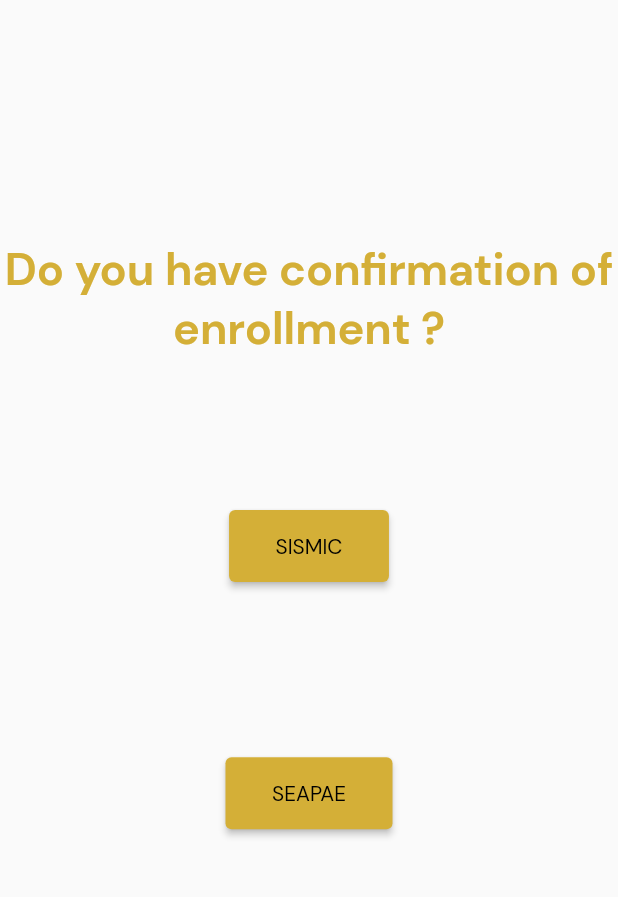
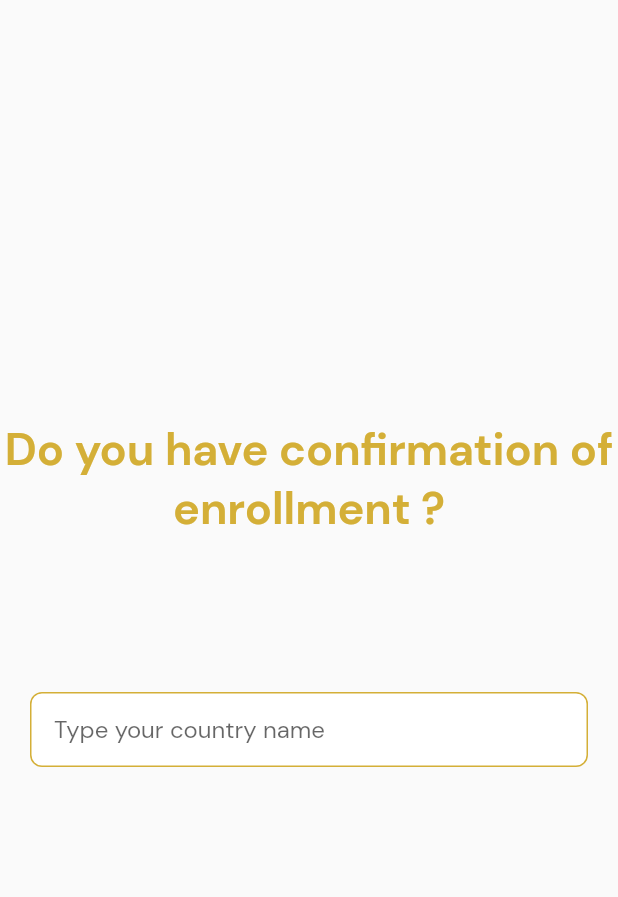
Before and after one commit to Viskee-Consultancy/viskeeconsultancy-flutter, a Flutter app: the RegionSelectionPage screen opened directly, on a phone screen of 412 x 824 dp, the part 72-969 px from its top. Run offline on Flutter 3.47's test engine with Material 2 defaults, Android fonts, the phone set to English and light mode, and no system bars; our stand-ins replace flutter_typeahead; missing offline and left inert: dart:html.

Commit message:
implement country search

```diff
--- /dev/null
+++ b/lib/models/Region.dart
@@ -0,0 +1,237 @@
+class Region {
+  static final List<String> SEAPAE = [
+    "Bangladesh",
+    "Bhutan",
+    "China (excluding Hong Kong)",
+    "India",
+    "Madagascar",
+    "Maldives",
+    "Mauritius",
+    "Nepal",
+    "Pakistan",
+    "Russia",
+    "Seychelles",
+    "Sri Lanka",
+    "Afghanistan",
+    "Armenia",
+    "Azerbaijan",
+    "Bahrain",
+    "Belarus",
+    "Egypt",
+    "Georgia",
+    "Iran",
+    "Iraq",
+    "Israel",
+    "Jordan",
+    "Kazakhstan",
+    "Kuwait",
+    "Kyrgyzstan",
+    "La Reunion",
+    "Latvia",
+    "Lebanon",
+    "Libya",
+    "Macao",
+    "Moldova",
+    "Oman",
+    "Palestine",
+    "Qatar",
+    "Saudi Arabia",
+    "Syria",
+    "Tajikistan",
+    "Turkey",
+    "Turkmenistan",
+    "Ukraine",
+    "United Arab Emirates",
+    "Uzbekistan",
+    "Yemen"
+  ];
+  static final List<String> SISMIC = [
+    "Argentina",
+    "Botswana",
+    "Brazil",
+    "Chile",
+    "Colombia",
+    "Fiji",
+    "Greece",
+    "Hong Kong",
+    "Indonesia",
+    "Italy",
+    "Japan",
+    "Kenya",
+    "Lithuania",
+    "Malaysia",
+    "Mongolia",
+    "Nigeria",
+    "Papua New Guinea",
+    "Philippines",
+    "Samoa",
+    "Singapore",
+    "Solomon Islands",
+    "South Africa",
+    "South Korea",
+    "Spain",
+    "Taiwan",
+    "Thailand",
+    "Tonga",
+    "United Kingdom",
+    "Venezuela",
+    "Vietnam",
+    "Zimbabwe",
+    "Albania",
+    "Algeria",
+    "Andorra",
+    "Angola",
+    "Anguilla",
+    "Antigua and Barbuda",
+    "Aruba",
+    "Austria",
+    "Bahamas",
+    "Barbados",
+    "Belarus",
+    "Belgium",
+    "Belize",
+    "Benin",
+    "Bermuda",
+    "Bolivia",
+    "Bosnia",
+    "British Virgin Islands",
+    "Brunei",
+    "Bulgaria",
+    "Burkina Faso",
+    "Burundi",
+    "Cabo Verde",
+    "Cambodia",
+    "Cameroon",
+    "Canada",
+    "Cape Verde",
+    "Caribbean Netherlands",
+    "Cayman Islands",
+    "Central African Republic",
+    "Chad",
+    "Channel Islands",
+    "Comoros",
+    "Congo",
+    "Costa Rica",
+    "Cuba",
+    "Curaçao",
+    "Cyprus",
+    "Czechia",
+    "Democratic Republic of the Congo",
+    "Denmark",
+    "Djibouti",
+    "Dominica",
+    "Dominican Republic",
+    "Ecuador",
+    "Egypt",
+    "El Salvador",
+    "Equatorial Guinea",
+    "Eritrea",
+    "Estonia",
+    "Eswatini",
+    "Ethiopia",
+    "Faeroe Islands",
+    "Falkland Islands",
+    "Finland",
+    "France",
+    "French Guiana",
+    "French Polynesia",
+    "Gabon",
+    "Gambia",
+    "Germany",
+    "Ghana",
+    "Gibraltar",
+    "Greenland",
+    "Grenada",
+    "Guadeloupe",
+    "Guatemala",
+    "Guinea",
+    "Guinea-Bissau",
+    "Guyana",
+    "Haiti",
+    "Herzegovina",
+    "Honduras",
+    "Hungary",
+    "Ireland",
+    "Isle of Man",
+    "Ivory Coast",
+    "Jamaica",
+    "Kosovo",
+    "Kiribati",
+    "Laos",
+    "Lesotho",
+    "Liberia",
+    "Liechtenstein",
+    "Luxembourg",
+    "Madagascar",
+    "Malawi",
+    "Mali",
+    "Malta",
+    "Marshall Islands",
+    "Martinique",
+    "Mauritania",
+    "Mayotte",
+    "Mexico",
+    "Micronesia",
+    "Monaco",
+    "Montserrat",
+    "Morocco",
+    "Mozambique",
+    "Myanmar",
+    "Namibia",
+    "Nauru",
+    "Netherlands",
+    "Nevis",
+    "New Caledonia",
+    "New Zealand ",
+    "Nicaragua",
+    "Niger",
+    "North Macedonia",
+    "Norway",
+    "Palau",
+    "Panama",
+    "Paraguay",
+    "Peru",
+    "Poland",
+    "Portugal",
+    "Réunion",
+    "Romania",
+    "Rwanda",
+    "Saint Kitts",
+    "Saint Lucia",
+    "Saint Martin",
+    "Saint Pierre Miquelon",
+    "San Marino",
+    "São Tomé and Príncipe",
+    "Senegal",
+    "Serbia",
+    "Sierra Leone",
+    "Sint Maarten",
+    "Slovakia",
+    "Slovenia",
+    "Somalia",
+    "South Sudan",
+    "St. Barth",
+    "St. Vincent Grenadines",
+    "Sudan",
+    "Suriname",
+    "Sweden",
+    "Switzerland",
+    "Tanzania",
+    "The Bahamas",
+    "Timor-Leste (East Timor)",
+    "Tobago",
+    "Togo",
+    "Trinidad",
+    "Tunisia",
+    "Turks and Caicos Islands",
+    "Tuvalu",
+    "Uganda",
+    "United States of America",
+    "Uruguay",
+    "Vanuatu",
+    "Vatican City",
+    "Wallis and Futuna",
+    "Western Sahara",
+    "Zambia"
+  ];
+}
--- a/lib/pages/MainPage.dart
+++ b/lib/pages/MainPage.dart
@@ -6,8 +6,6 @@ import 'package:http/http.dart' as http;
 import 'package:viskeeconsultancy/models/Course.dart';
 import 'package:viskeeconsultancy/models/Group.dart';
 import 'package:viskeeconsultancy/models/GroupEnum.dart';
-import 'package:viskeeconsultancy/models/Brochures.dart';
-import 'package:viskeeconsultancy/models/School.dart';
 import 'package:viskeeconsultancy/models/SearchResult.dart';
 import 'package:viskeeconsultancy/util/SearchUtils.dart';
 
--- a/lib/pages/RegionSelectionPage.dart
+++ b/lib/pages/RegionSelectionPage.dart
@@ -1,7 +1,8 @@
 import 'package:flutter/material.dart';
+import 'package:flutter_typeahead/flutter_typeahead.dart';
+import 'package:viskeeconsultancy/models/Region.dart';
 import 'package:viskeeconsultancy/models/SubFolderEnum.dart';
 import 'package:viskeeconsultancy/pages/ConfigurationDownloadPage.dart';
-import 'package:viskeeconsultancy/pages/MainPage.dart';
 import 'dart:html' as html;
 
 import 'package:viskeeconsultancy/values/CustomColors.dart';
@@ -46,47 +47,19 @@ class RegionSelectionPage extends StatelessWidget {
               alignment: Alignment.center,
               child: Text("Do you have confirmation of enrollment ?",
                   textAlign: TextAlign.center,
-                  style: TextStyle(
-                      fontWeight: FontWeight.bold,
-                      fontSize: 30.0,
-                      color: CustomColors.GOLD))),
+                  style: TextStyle(fontWeight: FontWeight.bold, fontSize: 30.0, color: CustomColors.GOLD))),
         ),
-        Expanded(
-            flex: 1,
-            child: Align(
-              alignment: Alignment.center,
-              child: ElevatedButton(
-                  style: ButtonStyle(
-                    backgroundColor:
-                        MaterialStateProperty.all<Color>(CustomColors.GOLD),
-                  ),
-                  child: Padding(
-                      padding: EdgeInsets.all(15),
-                      child: Text("SISMIC",
-                          style: TextStyle(color: Colors.black))),
-                  onPressed: () {
-                    Navigator.of(context).push(
-                        MaterialPageRoute(builder: (context) => ConfigurationDownloadPage(SubFolderEnum.SISMIC)));
-                  }),
-            )),
-        Expanded(
-            flex: 1,
-            child: Align(
-              alignment: Alignment.center,
-              child: ElevatedButton(
-                  style: ButtonStyle(
-                    backgroundColor:
-                        MaterialStateProperty.all<Color>(CustomColors.GOLD),
-                  ),
-                  child: Padding(
-                      padding: EdgeInsets.all(15),
-                      child: Text("SEAPAE",
-                          style: TextStyle(color: Colors.black))),
-                  onPressed: () {
-                    Navigator.of(context).push(
-                        MaterialPageRoute(builder: (context) => ConfigurationDownloadPage(SubFolderEnum.SEAPAE)));
-                  }),
-            )),
+        ConstrainedBox(
+            constraints: BoxConstraints(minHeight: 60, maxHeight: 100),
+            child: Padding(
+                padding: EdgeInsets.all(20.0),
+                child: Container(
+                    decoration: BoxDecoration(
+                      color: Colors.white,
+                      border: Border.all(color: CustomColors.GOLD),
+                      borderRadius: const BorderRadius.all(const Radius.circular(8)),
+                    ),
+                    child: new AutocompleteBasicExample()))),
         Expanded(
             flex: 1,
             child: Container(
@@ -96,3 +69,72 @@ class RegionSelectionPage extends StatelessWidget {
     );
   }
 }
+
+class AutocompleteBasicExample extends StatelessWidget {
+  List<String> countries = [];
+  AutocompleteBasicExample() {
+    countries.addAll(Region.SEAPAE);
+    countries.addAll(Region.SISMIC);
+  }
+  final TextEditingController _typeAheadController = TextEditingController();
+
+  List<String> _getCountrySuggestions(String query, List<String> countries, List<String> suggestions) {
+    if (query == '') {
+      return List.empty();
+    }
+    suggestions.clear();
+    String searchText = query.toLowerCase();
+
+    for (var country in countries) {
+      if (country.toLowerCase().contains(searchText)) {
+        suggestions.add(country);
+      }
+    }
+    suggestions.sort();
+    return suggestions;
+  }
+
+  void _itemSelected(String? selected, BuildContext context) {
+    if (selected == null) {
+      ScaffoldMessenger.of(context).showSnackBar(SnackBar(
+        backgroundColor: CustomColors.GOLD,
+        duration: Duration(milliseconds: 2000),
+        content: Text('Please enter the search text'),
+      ));
+    } else {
+      if (Region.SEAPAE.any((country) => country.toLowerCase() == selected)) {
+        Navigator.of(context)
+            .push(MaterialPageRoute(builder: (context) => ConfigurationDownloadPage(SubFolderEnum.SEAPAE)));
+      } else {
+        Navigator.of(context)
+            .push(MaterialPageRoute(builder: (context) => ConfigurationDownloadPage(SubFolderEnum.SISMIC)));
+      }
+    }
+  }
+
+  @override
+  Widget build(BuildContext context) {
+    List<String> suggestions = [];
+    return TypeAheadFormField<String?>(
+      textFieldConfiguration: TextFieldConfiguration(
+        cursorColor: CustomColors.GOLD,
+        decoration: InputDecoration(
+            border: InputBorder.none,
+            focusedBorder: InputBorder.none,
+            enabledBorder: InputBorder.none,
+            errorBorder: InputBorder.none,
+            disabledBorder: InputBorder.none,
+            contentPadding: EdgeInsets.only(left: 15, bottom: 11, top: 11, right: 15),
+            hintText: "Type your country name",
+            fillColor: CustomColors.GOLD),
+        controller: this._typeAheadController,
+      ),
+      itemBuilder: (context, suggestion) => Padding(
+        padding: const EdgeInsets.all(16.0),
+        child: Text(suggestion!),
+      ),
+      suggestionsCallback: (query) => _getCountrySuggestions(query, countries, suggestions),
+      onSuggestionSelected: (suggestion) => {_itemSelected(suggestion, context)},
+    );
+  }
+}
```
